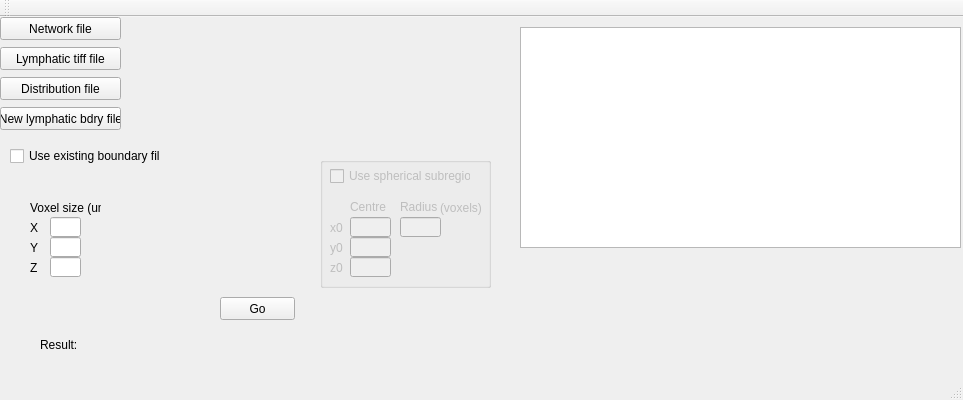
Above: Qt/L_Distancer/mainwindow.ui from gibbogle/vessel-tools before the change. Below: the same form after it.
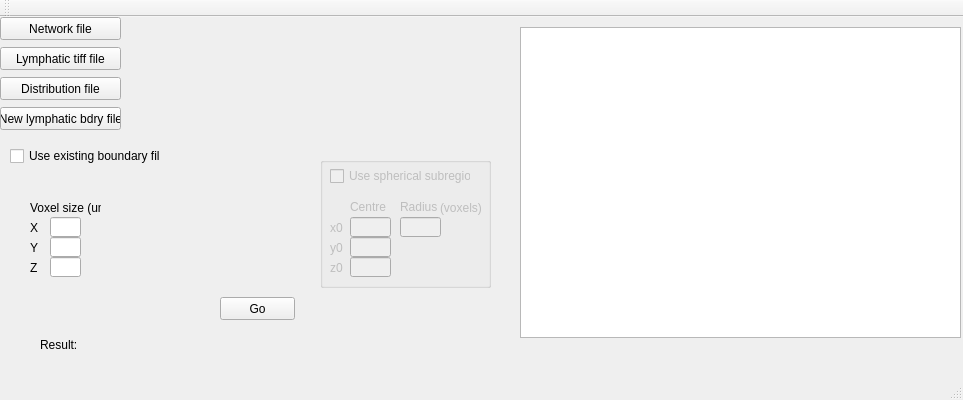
That is the form after the change.

Commit message: L_distancer

```diff
--- a/Qt/L_Distancer/mainwindow.ui
+++ b/Qt/L_Distancer/mainwindow.ui
@@ -85,7 +85,7 @@
       <x>520</x>
       <y>10</y>
       <width>441</width>
-      <height>221</height>
+      <height>311</height>
      </rect>
     </property>
    </widget>
```
Left out of the diff: 2 changed lines with no effect on the pictures. The commit also changes 1 other file.
